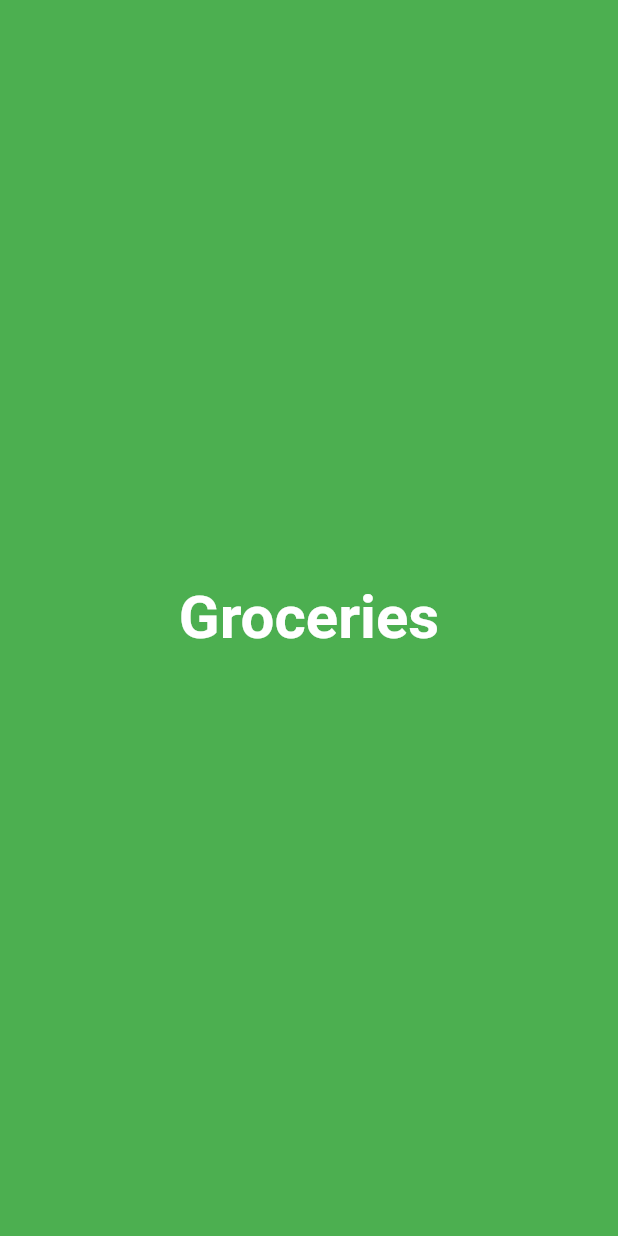
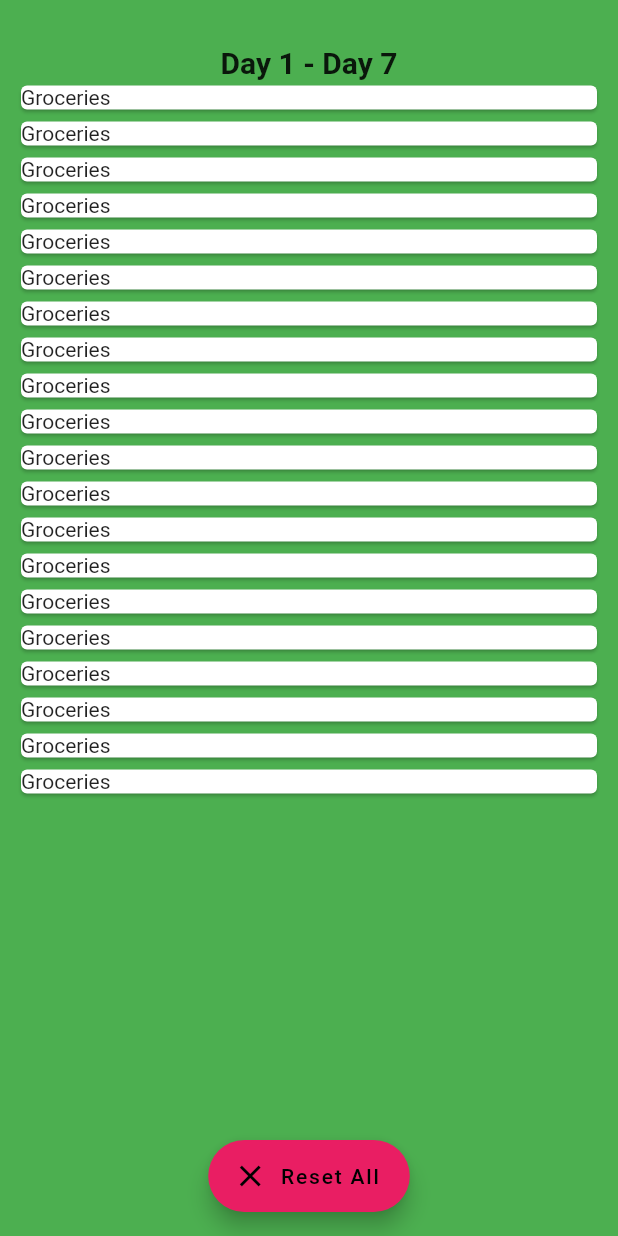
Before and after one commit to christopherlam888/recipe-ready-frontend, a Flutter app: the Groceries screen opened by its route, on a phone screen of 412 x 824 dp. Run offline on Flutter 3.47's test engine with Material 2 defaults, Android fonts, the phone set to English and light mode, and no system bars; our stand-ins replace flutter_slidable, grouped_list.

Commit message:
started working on list and cards for groceries

```diff
--- a/lib/groceries.dart
+++ b/lib/groceries.dart
@@ -10,16 +10,46 @@ class _GroceriesState extends State<Groceries> {
   Widget build(BuildContext context) {
     return Scaffold(
       backgroundColor: Colors.green,
-      body: Center(
-          child: Text(
-              "Groceries",
-              style: TextStyle(
-                fontSize: 40.0,
-                fontWeight: FontWeight.bold,
-                color: Colors.white,
-              )
+      body: Padding(
+        padding: const EdgeInsets.fromLTRB(10.0, 30.0, 10.0, 75.0),        child: Container(
+          child: Column(
+            crossAxisAlignment: CrossAxisAlignment.stretch,
+            children: [
+              Text(
+                "Day 1 - Day 7",
+                textAlign: TextAlign.center,
+                style: TextStyle(fontSize: 20, fontWeight: FontWeight.bold),
+              ),
+              Expanded(
+                child: ListView.builder(
+                  itemCount: 20,
+                  itemBuilder: (context, index){
+                    return Card(
+                      color: Colors.white,
+                      child: Text("Groceries"),
+                    );
+                  },
+                ),
+              ),
+            ],
+          ),
+        ),
+      ),
+      floatingActionButton: FloatingActionButton.extended(
+          onPressed: () {},
+          backgroundColor: Colors.pink,
+          icon: Icon(
+            Icons.clear,
+            color: Colors.black,
+          ),
+          label: Text(
+            "Reset All",
+            style: TextStyle(
+              color: Colors.black,
+            ),
           )
       ),
+      floatingActionButtonLocation: FloatingActionButtonLocation.centerFloat,
     );
   }
 }
```
